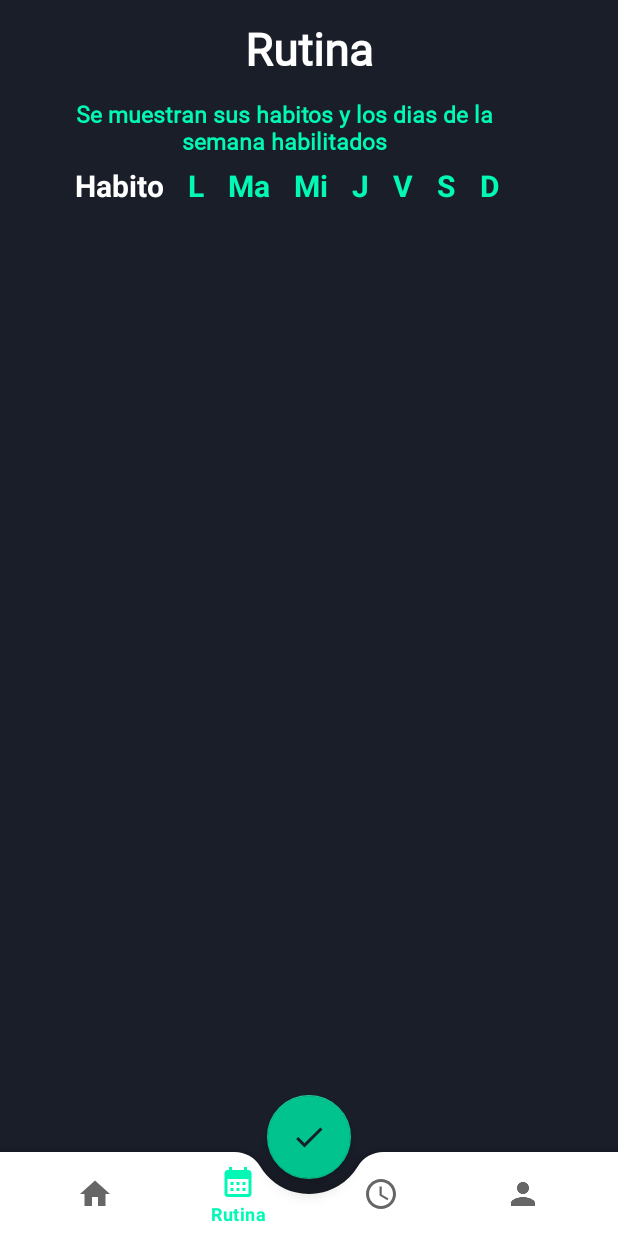
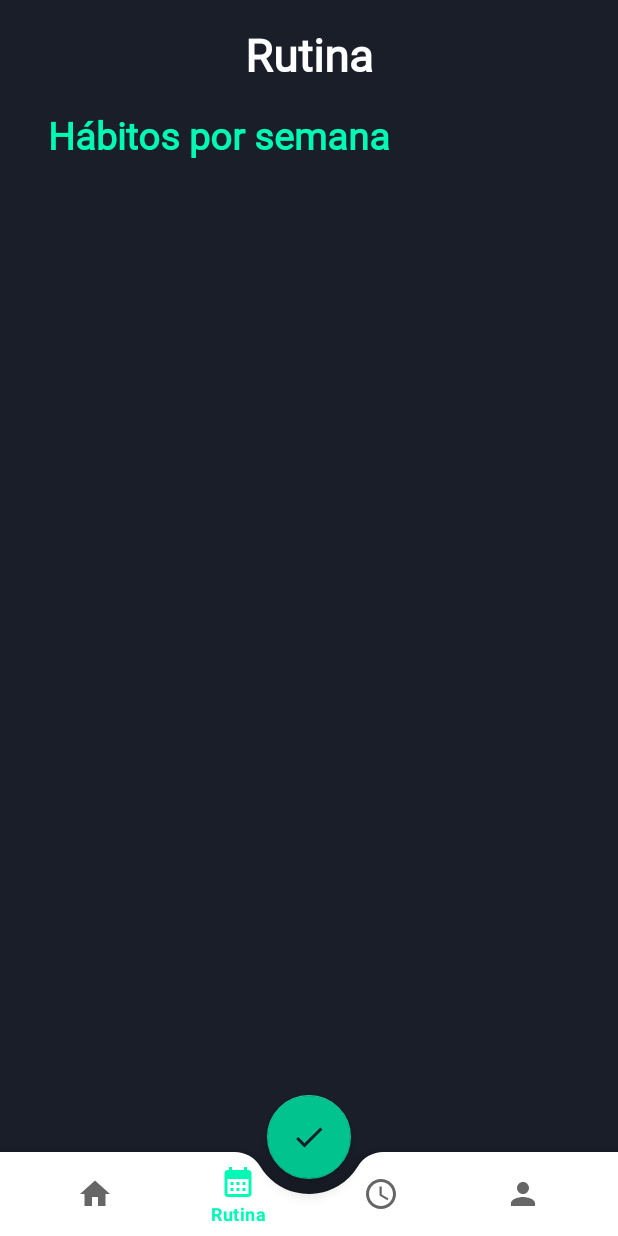
Before and after one commit to OmarQuinonez21/baseDeProyecto, an Android app: the RutinaActivity screen opened directly, with no data from a screen before it, on a phone screen of 412 x 824 dp. Run offline under Robolectric (Android 15) with nearby library versions, the phone set to English and light mode, and no system bars.

Commit message:
Cambio de formato en Rutina, funcional, faltan detalles

```diff
--- a/app/src/main/java/com/example/inicio/habitosActivity.java
+++ b/app/src/main/java/com/example/inicio/habitosActivity.java
@@ -62,8 +62,9 @@ public class habitosActivity extends AppCompatActivity implements AdapterView.On
                 onCheckboxClicked(view);
                 if(nombre.getText().toString().length()>18){
                     showDialog("Error", "Use 18 caracteres como maximo");
-                }
-                else{
+                } else if (Integer.parseInt(nDias.getText().toString())<1) {
+                    showDialog("Error", "Ingrese valor mayor a 0 en frecuencia");
+                } else{
                     name=nombre.getText().toString().trim();
 
                     //aqui va categoria
--- a/app/src/main/res/layout/activity_habitos.xml
+++ b/app/src/main/res/layout/activity_habitos.xml
@@ -77,7 +77,6 @@
             android:ems="10"
             android:fontFamily="@font/roboto_slab"
             android:spinnerMode="dropdown"
-            android:textColor="#FF0000"
             android:textSize="20sp"
             android:textStyle="bold"
             android:theme="@style/Theme.AppCompat.NoActionBar" />
--- a/app/src/main/res/layout/activity_main.xml
+++ b/app/src/main/res/layout/activity_main.xml
@@ -16,7 +16,7 @@
             android:layout_marginStart="32dp"
             android:layout_marginTop="16dp"
             android:fontFamily="@font/roboto_slab"
-            android:text="Hábitos"
+            android:text="Hábitos de hoy"
             android:textColor="@color/tur_1"
             android:textSize="25sp"
             android:textStyle="bold"
--- a/app/src/main/res/layout/activity_rutina.xml
+++ b/app/src/main/res/layout/activity_rutina.xml
@@ -10,13 +10,12 @@
 
     <androidx.constraintlayout.widget.ConstraintLayout
         android:layout_width="match_parent"
-        android:layout_height="match_parent">
-
+        android:layout_height="540sp">
         <TextView
             android:id="@+id/tit_rutina"
             android:layout_width="wrap_content"
             android:layout_height="wrap_content"
-        android:layout_marginTop="12dp"
+            android:layout_marginTop="16dp"
             android:fontFamily="@font/roboto_slab"
             android:text="Rutina"
             android:textColor="@color/white"
@@ -25,128 +24,34 @@
             app:layout_constraintEnd_toEndOf="parent"
             app:layout_constraintStart_toStartOf="parent"
             app:layout_constraintTop_toTopOf="parent" />
-</androidx.constraintlayout.widget.ConstraintLayout>
-    <RelativeLayout
-        android:layout_width="match_parent"
-        android:layout_height="match_parent">
-        <LinearLayout
-            android:layout_width="match_parent"
-            android:layout_height="wrap_content">
-            <TextView
-                android:id="@+id/text_view_indicacionesRutina"
-                android:layout_width="308dp"
-                android:layout_height="50dp"
-                android:layout_marginStart="35dp"
-                android:layout_marginTop="60dp"
-                android:layout_marginEnd="48dp"
-                android:fontFamily="@font/roboto_slab"
-                android:gravity="center"
-                android:text="Se muestran sus habitos y los dias de la semana habilitados"
-                android:textColor="@color/tur_1"
-                android:textSize="15sp"
-                android:textStyle="bold"
-                />
-        </LinearLayout>
-        <LinearLayout
-            android:layout_marginLeft="50sp"
-            android:layout_marginRight="50sp"
-            android:layout_width="300sp"
-            android:layout_height="68dp"
-            android:layout_marginTop="110dp"
-            android:orientation="horizontal">
 
         <TextView
-                android:id="@+id/tituloHabito"
+            android:id="@+id/sub_habitos"
             android:layout_width="wrap_content"
-                android:layout_height="match_parent"
-                android:layout_weight="1"
-                android:text="Habito"
-                android:textColor="@color/white"
-                android:textSize="20sp"
-                android:textStyle="bold"/>
+            android:layout_height="34dp"
+            android:layout_marginStart="32dp"
+            android:layout_marginTop="16dp"
+            android:fontFamily="@font/roboto_slab"
+            android:text="Hábitos por semana"
+            android:textColor="@color/tur_1"
+            android:textSize="25sp"
+            android:textStyle="bold"
+            app:layout_constraintStart_toStartOf="parent"
+            app:layout_constraintTop_toBottomOf="@+id/tit_rutina" />
 
-            <TextView
-                android:id="@+id/tituloLunes"
-                android:layout_width="wrap_content"
-                android:layout_height="match_parent"
-                android:layout_weight="1"
-                android:text="L"
-                android:textColor="@color/tur_1"
-                android:textSize="20sp"
-                android:textStyle="bold"/>
-
-            <TextView
-                android:id="@+id/tituloMartes"
-                android:layout_width="wrap_content"
-                android:layout_height="match_parent"
-                android:layout_weight="1"
-                android:text="Ma"
-                android:textColor="@color/tur_1"
-                android:textSize="20sp"
-                android:textStyle="bold"/>
-
-            <TextView
-                android:id="@+id/tituloMiercoles"
-                android:layout_width="wrap_content"
-                android:layout_height="match_parent"
-                android:layout_weight="1"
-                android:text="Mi"
-                android:textColor="@color/tur_1"
-                android:textSize="20sp"
-                android:textStyle="bold"/>
-
-            <TextView
-                android:id="@+id/tituloJueves"
-                android:layout_width="wrap_content"
-                android:layout_height="match_parent"
-                android:layout_weight="1"
-                android:text="J"
-                android:textColor="@color/tur_1"
-                android:textSize="20sp"
-                android:textStyle="bold"/>
-            <TextView
-                android:id="@+id/tituloViernes"
-                android:layout_width="wrap_content"
-                android:layout_height="match_parent"
-                android:layout_weight="1"
-                android:text="V"
-                android:textColor="@color/tur_1"
-                android:textSize="20sp"
-                android:textStyle="bold"/>
-            <TextView
-                android:id="@+id/tituloSabado"
-                android:layout_width="wrap_content"
-                android:layout_height="match_parent"
-                android:layout_weight="1"
-                android:text="S"
-                android:textColor="@color/tur_1"
-                android:textSize="20sp"
-                android:textStyle="bold"/>
-            <TextView
-                android:id="@+id/tituloDomingo"
-                android:layout_width="wrap_content"
-                android:layout_height="match_parent"
-                android:layout_weight="1"
-                android:text="D"
-                android:textColor="@color/tur_1"
-                android:textSize="20sp"
-                android:textStyle="bold"/>
-        </LinearLayout>
-
-        <LinearLayout
-            android:layout_width="match_parent"
-            android:layout_height="match_parent"
-            >
 
             <androidx.recyclerview.widget.RecyclerView
                 android:id="@+id/lista_habitos"
-                android:layout_marginTop="170dp"
-                android:layout_marginLeft="30sp"
+                android:layout_marginStart="32dp"
+                android:layout_marginEnd="32dp"
                 android:layout_width="340dp"
-                android:layout_height="450sp"/>
-        </LinearLayout>
+                android:layout_height="400sp"
+                app:layout_constraintEnd_toEndOf="parent"
+                app:layout_constraintStart_toStartOf="parent"
+                app:layout_constraintTop_toBottomOf="@+id/sub_habitos"/>
 
-    </RelativeLayout>
+
+    </androidx.constraintlayout.widget.ConstraintLayout>
 
     <com.google.android.material.bottomappbar.BottomAppBar
         android:id="@+id/bottomAppBar"
--- a/app/src/main/res/layout/lista_item_habitos.xml
+++ b/app/src/main/res/layout/lista_item_habitos.xml
@@ -41,7 +41,25 @@
             app:layout_constraintHorizontal_bias="0"
             app:layout_constraintStart_toStartOf="parent"
             app:layout_constraintTop_toBottomOf="@+id/viewHabitos" />
-
+<LinearLayout
+    android:layout_width="match_parent"
+    android:layout_height="match_parent"
+    android:orientation="horizontal">
+    <TextView
+        android:id="@+id/etiquetaFrecuencia"
+        android:layout_width="130dp"
+        android:layout_height="match_parent"
+        android:layout_marginEnd="0dp"
+        android:background="@color/az_2"
+        android:fontFamily="@font/roboto_slab"
+        android:textColor="@color/white"
+        android:text="Frecuencia al dia: "
+        android:textSize="15sp"
+        android:textStyle="bold"
+        app:layout_constraintEnd_toEndOf="parent"
+        app:layout_constraintHorizontal_bias="0.0"
+        app:layout_constraintStart_toStartOf="parent"
+        app:layout_constraintTop_toBottomOf="parent" />
     <TextView
         android:id="@+id/viewrep"
         android:layout_width="match_parent"
@@ -56,6 +74,8 @@
         app:layout_constraintHorizontal_bias="0.0"
         app:layout_constraintStart_toStartOf="parent"
         app:layout_constraintTop_toBottomOf="parent" />
+</LinearLayout>
+
 
     </LinearLayout>
 
--- a/app/src/main/res/layout/lista_item_rutina.xml
+++ b/app/src/main/res/layout/lista_item_rutina.xml
@@ -1,5 +1,6 @@
 <?xml version="1.0" encoding="utf-8"?>
-<LinearLayout xmlns:android="http://schemas.android.com/apk/res/android"
+<androidx.constraintlayout.widget.ConstraintLayout xmlns:android="http://schemas.android.com/apk/res/android"
+    xmlns:app="http://schemas.android.com/apk/res-auto"
     android:layout_width="match_parent"
     android:layout_height="wrap_content"
     android:orientation="horizontal">
@@ -8,13 +9,15 @@
         android:layout_width="match_parent"
         android:layout_height="wrap_content"
         android:layout_marginBottom="20sp"
-        android:orientation="vertical">
+        android:orientation="vertical"
+        app:layout_constraintEnd_toEndOf="parent"
+        app:layout_constraintStart_toStartOf="parent"
+        app:layout_constraintTop_toTopOf="parent">
 
         <TextView
             android:id="@+id/column_habito"
-            android:layout_width="match_parent"
-            android:layout_height="wrap_content"
-            android:layout_gravity="left"
+            android:layout_width="411dp"
+            android:layout_height="40dp"
             android:layout_weight="1"
             android:layout_marginRight="10sp"
             android:text="Tomar agua"
@@ -22,14 +25,13 @@
             android:fontFamily="@font/roboto_slab"
             android:textColor="@color/az_2"
             android:textSize="20sp"
-            android:textStyle="bold"/>
+            android:textStyle="bold"
+           />
         <LinearLayout
             android:layout_width="match_parent"
             android:layout_height="wrap_content"
-            android:layout_marginBottom="10dp"
             android:layout_weight="1"
-            android:orientation="horizontal"
-            android:padding="3dp">
+            android:orientation="horizontal">
 
 
         <TextView
@@ -118,4 +120,4 @@
         </LinearLayout>
     </LinearLayout>
 
-</LinearLayout>
+</androidx.constraintlayout.widget.ConstraintLayout>
```
Lines whose indentation alone changed are shown as unchanged.
